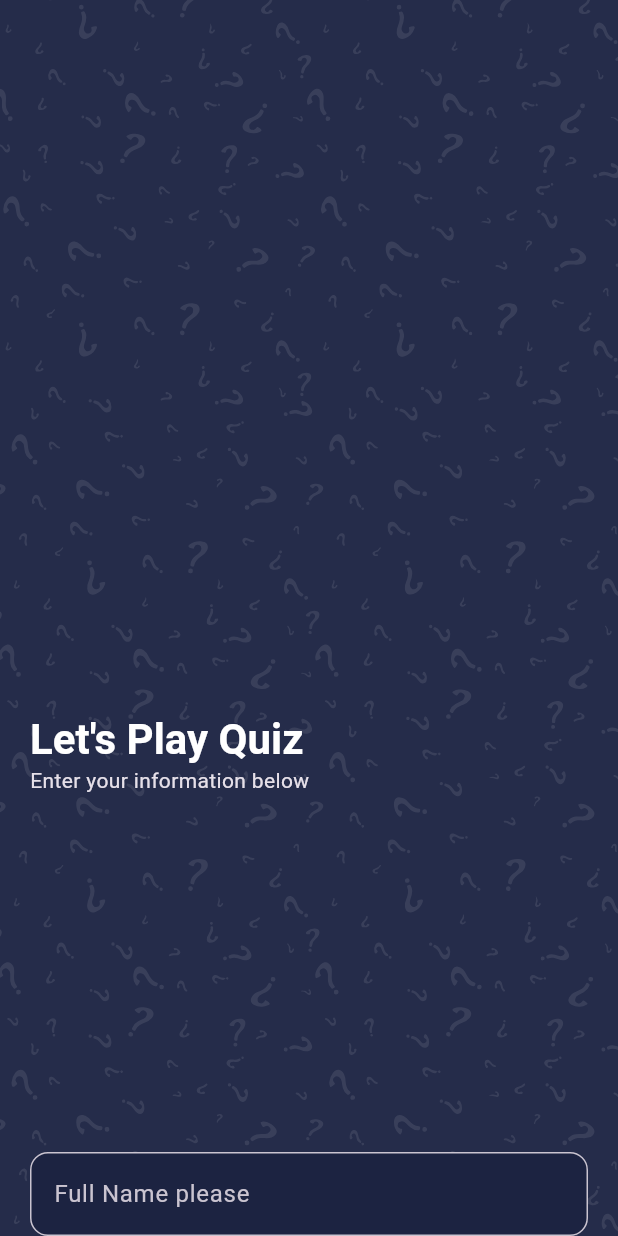
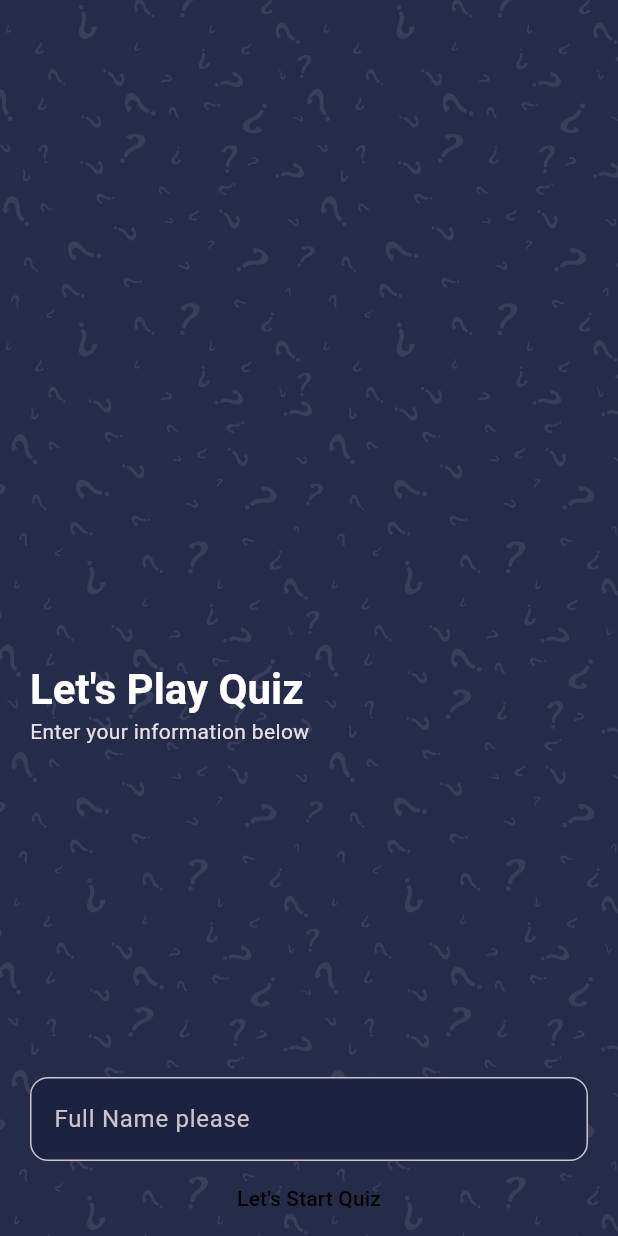
Before and after one commit to Ryuuutaaa/quiz-app, a Flutter app: the screen it shows after launch, on a phone screen of 412 x 824 dp. Run offline on Flutter 3.47's test engine with Material 3 defaults, Android fonts, the phone set to English and light mode, and no system bars; our stand-ins replace flutter_svg, get.

Commit message:
Add username input field and start quiz button to WelcomeScreen

```diff
--- a/lib/main.dart
+++ b/lib/main.dart
@@ -20,7 +20,7 @@ class MyApp extends StatelessWidget {
       theme: ThemeData(
         colorScheme: ColorScheme.fromSeed(seedColor: Colors.deepPurple),
       ),
-      home: const WelcomeScreen(),
+      home: WelcomeScreen(),
     );
   }
 }
--- a/lib/views/welcome_screen.dart
+++ b/lib/views/welcome_screen.dart
@@ -3,7 +3,9 @@ import 'package:flutter_svg/svg.dart';
 import 'package:quiz_application/utils/constants.dart';
 
 class WelcomeScreen extends StatelessWidget {
-  const WelcomeScreen({super.key});
+  TextEditingController userNameController = TextEditingController();
+
+  WelcomeScreen({super.key});
 
   @override
   Widget build(BuildContext context) {
@@ -29,6 +31,7 @@ class WelcomeScreen extends StatelessWidget {
                   const Text("Enter your information below"),
                   const Spacer(),
                   TextField(
+                    controller: userNameController,
                     decoration: const InputDecoration(
                       filled: true,
                       fillColor: Color(0xFF1C2341),
@@ -36,6 +39,17 @@ class WelcomeScreen extends StatelessWidget {
                       border: OutlineInputBorder(
                         borderRadius: BorderRadius.all(Radius.circular(12)),
                       ),
+                    ),
+                  ),
+                  Container(
+                    width: double.infinity,
+                    padding: const EdgeInsets.all(kDefaultPadding * 0.75),
+                    alignment: Alignment.center,
+                    child: Text(
+                      "Let's Start Quiz",
+                      style: Theme.of(
+                        context,
+                      ).textTheme.labelLarge!.copyWith(color: Colors.black),
                     ),
                   ),
                 ],
```
